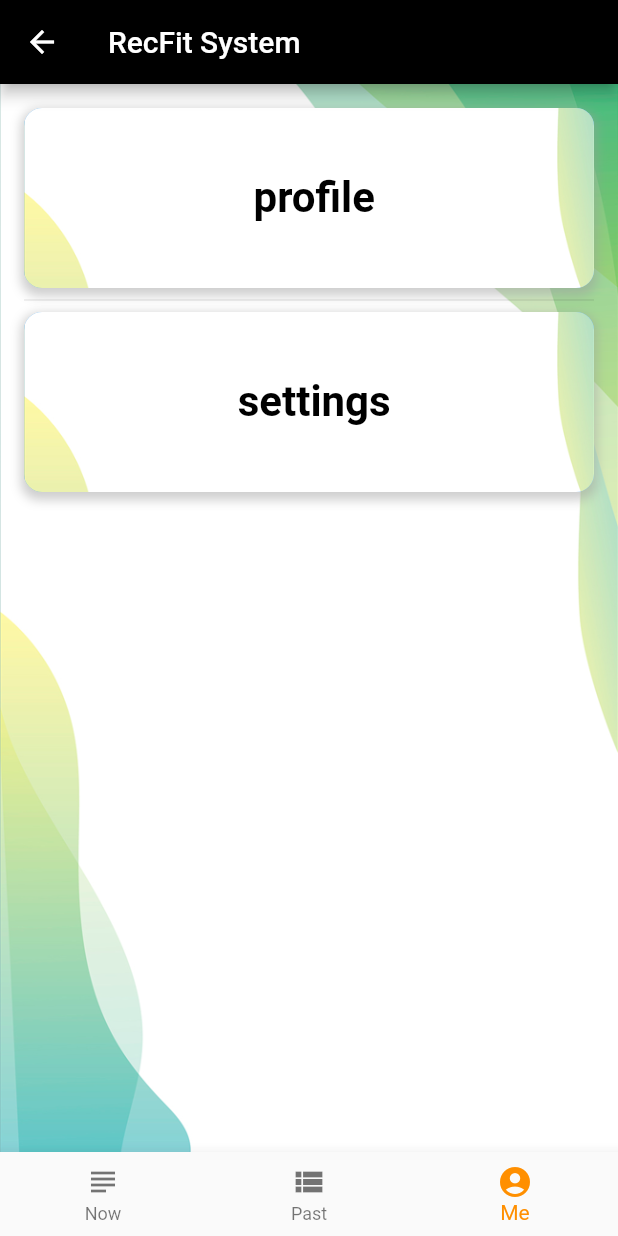
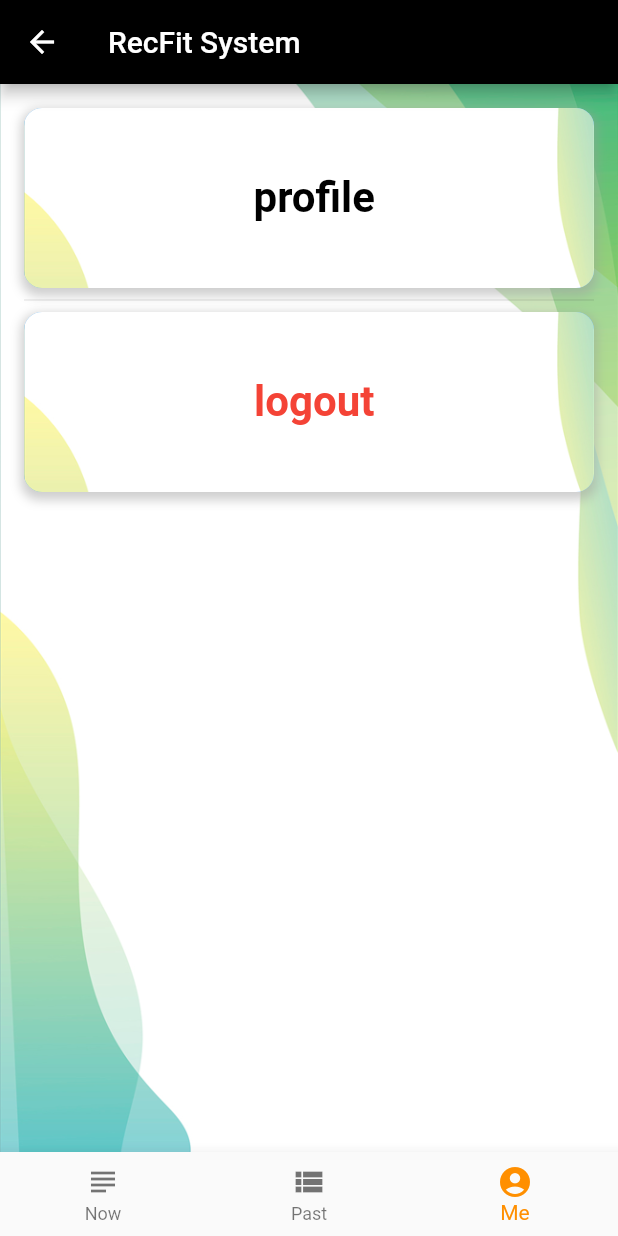
Before and after one commit to urwin419/7506GroupProject, a Flutter app: the MyStatefulWidget screen opened by its route, item 3 of the bottom bar chosen, on a phone screen of 412 x 824 dp. Run offline on Flutter 3.47's test engine with Material 2 defaults, Android fonts, the light colour scheme and no system bars; our stand-ins replace flutter_vector_icons; missing offline and left inert: number_text_input_formatter.

Commit message:
update logout

```diff
--- a/MobileClient/lib/main.dart
+++ b/MobileClient/lib/main.dart
@@ -566,7 +566,7 @@ class _MyStatefulWidgetState extends State<MyStatefulWidget> {
     'meal records',
     'exercise records'
   ];
-  final List<String> entries3 = <String>['profile', 'settings'];
+  final List<String> entries3 = <String>['profile', 'logout'];
 
   void updateText(String text) {
     setState(() {
@@ -821,13 +821,21 @@ class _MyStatefulWidgetState extends State<MyStatefulWidget> {
               ),
             ],
           ),
-          child: Center(
-            child: Text(
-              ' ${entries3[index]}',
-              textScaleFactor: 2,
-              style: const TextStyle(
-                color: Colors.black,
-                fontWeight: FontWeight.bold,
+          child: GestureDetector(
+            onTap: () {
+              if(index == 1){
+                Navigator.pushReplacementNamed(context, '/');
+                token = "";
+              }
+            },
+            child: Center(
+              child: Text(
+                ' ${entries3[index]}',
+                textScaleFactor: 2,
+                style: TextStyle(
+                  color: index == 1 ? Colors.red : Colors.black,
+                  fontWeight: FontWeight.bold,
+                ),
               ),
             ),
           ),
```
